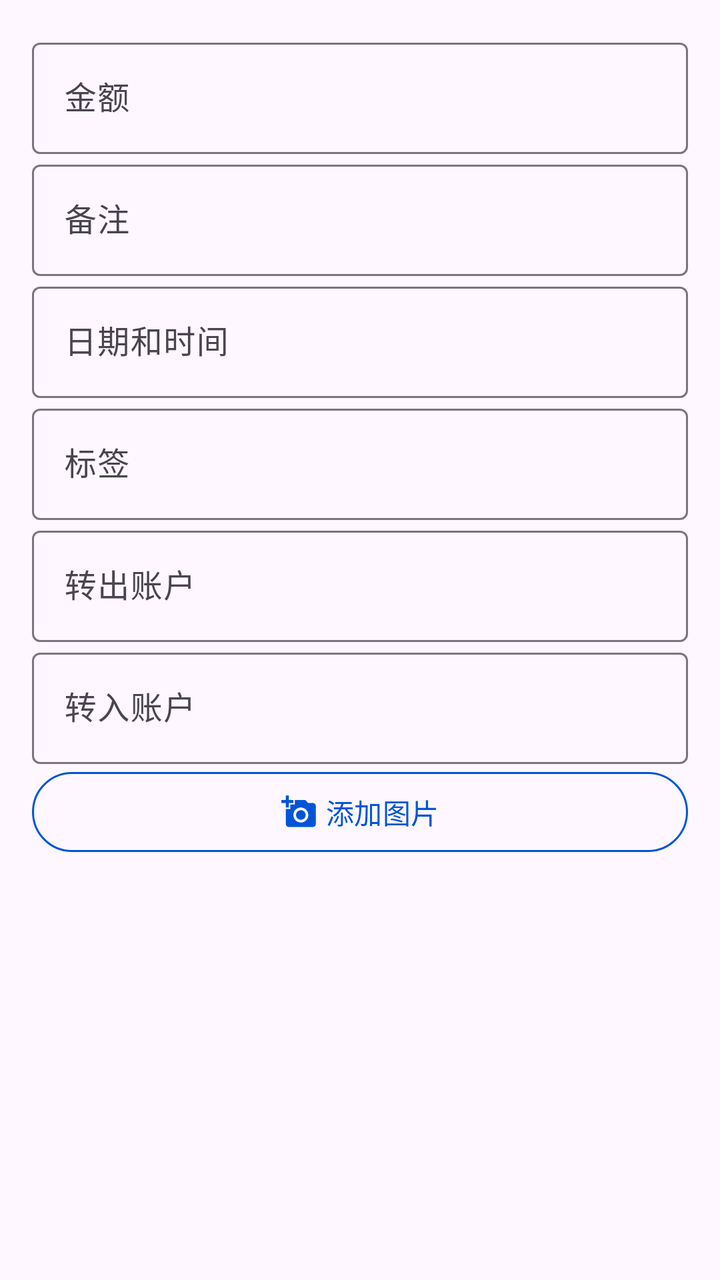
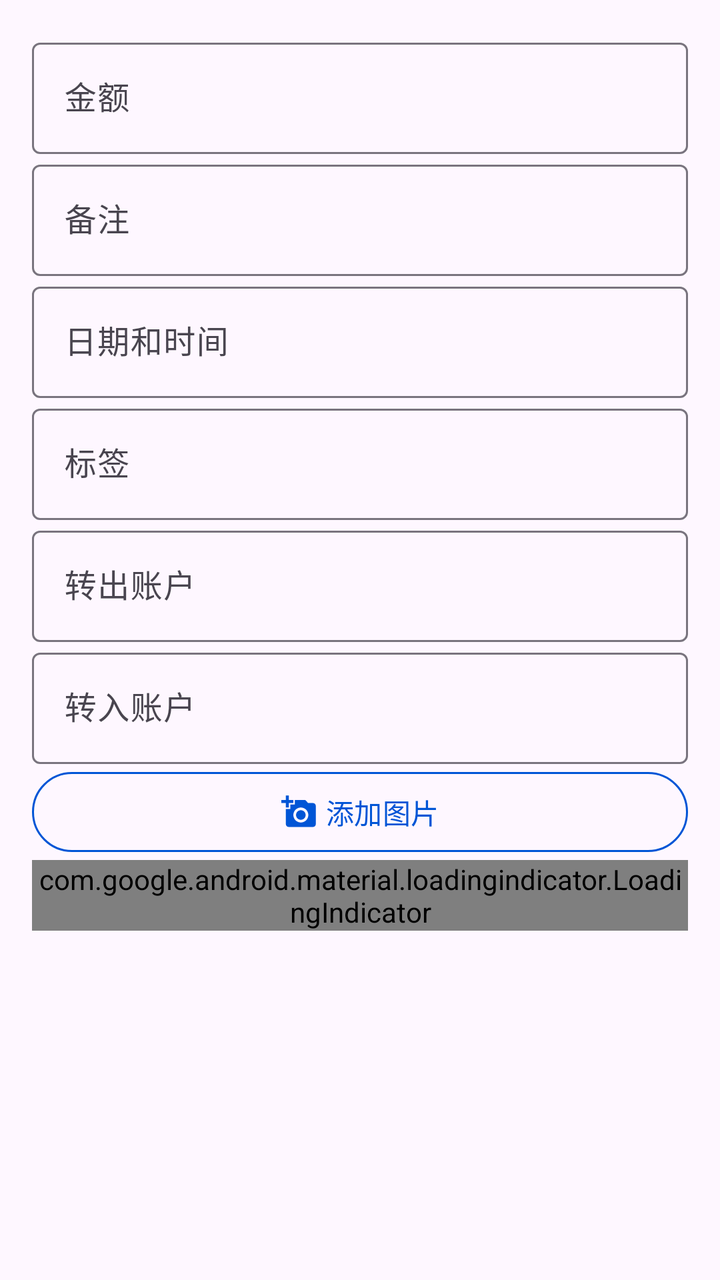

Before-and-after screenshots of an Android layout around one commit, followed by the original layout XML and the change that was made.
<!-- AndroidManifest.xml: application theme Theme.ManagerAssistant.Static -->
<!-- res/layout/fragment_transfer.xml -->
<?xml version="1.0" encoding="utf-8"?>
<androidx.core.widget.NestedScrollView xmlns:android="http://schemas.android.com/apk/res/android"
    xmlns:app="http://schemas.android.com/apk/res-auto"
    android:layout_width="match_parent"
    android:layout_height="match_parent"
    android:orientation="vertical"
    android:padding="16dp">

    <LinearLayout
        android:layout_width="match_parent"
        android:layout_height="wrap_content"
        android:orientation="vertical">

        <com.google.android.material.textfield.TextInputLayout
            android:id="@+id/amount_layout"
            android:layout_width="match_parent"
            android:layout_height="wrap_content"
            app:endIconDrawable="@drawable/baseline_clear_24"
            app:endIconMode="clear_text">

            <com.google.android.material.textfield.TextInputEditText
                android:id="@+id/amount_input"
                style="@style/UserInputEditTextStyle"
                android:layout_width="match_parent"
                android:layout_height="wrap_content"
                android:hint="@string/amount"
                android:inputType="numberDecimal" />
        </com.google.android.material.textfield.TextInputLayout>

        <com.google.android.material.textfield.TextInputLayout
            android:id="@+id/remark_layout"
            android:layout_width="match_parent"
            android:layout_height="wrap_content"
            android:hint="@string/remark"
            app:endIconDrawable="@drawable/baseline_clear_24"
            app:endIconMode="clear_text">

            <com.google.android.material.textfield.TextInputEditText
                android:id="@+id/remark_input"
                style="@style/UserInputEditTextStyle"
                android:layout_width="match_parent"
                android:layout_height="wrap_content"
                android:maxLength="20" />
        </com.google.android.material.textfield.TextInputLayout>

        <com.google.android.material.textfield.TextInputLayout
            android:id="@+id/datetime_layout"
            android:layout_width="match_parent"
            android:layout_height="wrap_content"
            android:hint="@string/date_time">

            <com.google.android.material.textfield.TextInputEditText
                android:id="@+id/datetime_input"
                style="@style/ClickableEditTextStyle"
                android:layout_width="match_parent"
                android:layout_height="wrap_content"
                android:focusable="false" />
        </com.google.android.material.textfield.TextInputLayout>

        <com.google.android.material.textfield.TextInputLayout
            android:id="@+id/running_account_tag_layout"
            android:layout_width="match_parent"
            android:layout_height="wrap_content"
            android:hint="@string/tag">

            <com.google.android.material.textfield.TextInputEditText
                android:id="@+id/running_account_tag_input"
                style="@style/ClickableEditTextStyle"
                android:layout_width="match_parent"
                android:layout_height="wrap_content" />
        </com.google.android.material.textfield.TextInputLayout>

        
        <com.google.android.material.textfield.TextInputLayout
            android:id="@+id/export_account_layout"
            android:layout_width="match_parent"
            android:layout_height="wrap_content"
            app:endIconDrawable="@drawable/baseline_clear_24"
            app:endIconMode="clear_text">

            <com.google.android.material.textfield.TextInputEditText
                android:id="@+id/export_account_input"
                style="@style/UserInputEditTextStyle"
                android:layout_width="match_parent"
                android:layout_height="wrap_content"
                android:hint="@string/export_account" />
        </com.google.android.material.textfield.TextInputLayout>

        <com.google.android.material.textfield.TextInputLayout
            android:id="@+id/import_account_layout"
            android:layout_width="match_parent"
            android:layout_height="wrap_content"
            app:endIconDrawable="@drawable/baseline_clear_24"
            app:endIconMode="clear_text">

            <com.google.android.material.textfield.TextInputEditText
                android:id="@+id/import_account_input"
                style="@style/UserInputEditTextStyle"
                android:layout_width="match_parent"
                android:layout_height="wrap_content"
                android:hint="@string/import_account" />
        </com.google.android.material.textfield.TextInputLayout>

        
        <LinearLayout
            android:layout_width="match_parent"
            android:layout_height="wrap_content"
            android:orientation="horizontal">

            <com.google.android.material.button.MaterialButton
                android:id="@+id/picture_add"
                style="@style/OutlinedBtnStyle"
                android:layout_width="0dp"
                android:layout_height="wrap_content"
                android:layout_marginStart="0dp"
                android:layout_marginEnd="0dp"
                android:layout_weight="1"
                android:text="@string/add_picture"
                app:icon="@drawable/baseline_add_a_photo_24"
                app:iconGravity="textStart" />

            <com.google.android.material.button.MaterialButton
                android:id="@+id/picture_delete_btn"
                android:layout_width="0dp"
                android:layout_height="wrap_content"
                android:layout_weight="1"
                android:text="@string/delete_picture"
                android:visibility="gone"
                app:icon="@drawable/baseline_delete_forever_24"
                app:iconGravity="textStart" />
        </LinearLayout>

        <androidx.recyclerview.widget.RecyclerView
            android:id="@+id/picture_recycler"
            android:layout_width="match_parent"
            android:layout_height="0dp"
            android:layout_weight="1"
            android:nestedScrollingEnabled="false" />
    </LinearLayout>
</androidx.core.widget.NestedScrollView>
<!-- resources referenced by this layout -->
<resources>
  <!-- drawable baseline_add_a_photo_24 (drawable) -->
  <vector xmlns:android="http://schemas.android.com/apk/res/android" android:height="24dp" android:tint="#000000" android:viewportHeight="24" android:viewportWidth="24" android:width="24dp">
        
      <path android:fillColor="@android:color/white" android:pathData="M3,4V1h2v3h3v2H5v3H3V6H0V4H3zM6,10V7h3V4h7l1.83,2H21c1.1,0 2,0.9 2,2v12c0,1.1 -0.9,2 -2,2H5c-1.1,0 -2,-0.9 -2,-2V10H6zM13,19c2.76,0 5,-2.24 5,-5s-2.24,-5 -5,-5s-5,2.24 -5,5S10.24,19 13,19zM9.8,14c0,1.77 1.43,3.2 3.2,3.2s3.2,-1.43 3.2,-3.2s-1.43,-3.2 -3.2,-3.2S9.8,12.23 9.8,14z"/>
      
  </vector>
  <!-- drawable baseline_clear_24 (drawable) -->
  <vector xmlns:android="http://schemas.android.com/apk/res/android" android:height="24dp" android:tint="#000000" android:viewportHeight="24" android:viewportWidth="24" android:width="24dp">
        
      <path android:fillColor="@android:color/white" android:pathData="M19,6.41L17.59,5 12,10.59 6.41,5 5,6.41 10.59,12 5,17.59 6.41,19 12,13.41 17.59,19 19,17.59 13.41,12z"/>
      
  </vector>
  <!-- drawable baseline_delete_forever_24 (drawable) -->
  <vector xmlns:android="http://schemas.android.com/apk/res/android" android:height="24dp" android:tint="#000000" android:viewportHeight="24" android:viewportWidth="24" android:width="24dp">
        
      <path android:fillColor="@android:color/white" android:pathData="M6,19c0,1.1 0.9,2 2,2h8c1.1,0 2,-0.9 2,-2L18,7L6,7v12zM8.46,11.88l1.41,-1.41L12,12.59l2.12,-2.12 1.41,1.41L13.41,14l2.12,2.12 -1.41,1.41L12,15.41l-2.12,2.12 -1.41,-1.41L10.59,14l-2.13,-2.12zM15.5,4l-1,-1h-5l-1,1L5,4v2h14L19,4z"/>
      
  </vector>
  <string name="add_picture">添加图片</string>
  <string name="amount">金额</string>
  <string name="date_time">日期和时间</string>
  <string name="delete_picture">删除图片</string>
  <string name="export_account">转出账户</string>
  <string name="import_account">转入账户</string>
  <string name="remark">备注</string>
  <string name="tag">标签</string>
  <style name="ClickableEditTextStyle" parent="Widget.Material3.TextInputEditText.OutlinedBox">
          <item name="android:inputType">text</item>
          <item name="android:focusable">false</item>
          <item name="android:clickable">true</item>
          <item name="android:textColorHighlight">?attr/colorControlHighlight</item>
      </style>
  <style name="OutlinedBtnStyle" parent="Widget.Material3.Button.OutlinedButton">
          <item name="android:textColor">?attr/colorPrimary</item>
          <item name="strokeColor">?attr/colorPrimary</item>
          <item name="strokeWidth">1dp</item>
          <item name="android:layout_marginStart">10dp</item>
          <item name="android:layout_marginEnd">10dp</item>
      </style>
  <style name="UserInputEditTextStyle" parent="Widget.Material3.TextInputEditText.OutlinedBox">
          <item name="android:inputType">text</item>
          <item name="android:textColorHighlight">?attr/colorSurfaceVariant</item>
          <item name="android:maxLength">20</item>
      </style>
  <color name="color_primary">#0055d6</color>
  <color name="color_on_primary">#ffffff</color>
  <color name="color_primary_container">#d8e1fe</color>
  <color name="color_secondary_container">#e0e1ff</color>
  <color name="color_surface">#faf9ff</color>
  <color name="color_surface_container">#ebedfa</color>
  <color name="color_surface_container_low">#edeffc</color>
  <style name="ToolBarStyle" parent="Widget.Material3.Toolbar">
          <item name="android:backgroundTint">?attr/colorSurface</item>
          <item name="navigationIconTint">?attr/colorPrimary</item>
          <item name="contentInsetStart">10dp</item>
          <item name="titleTextAppearance">@style/TitleStyle</item>
      </style>
  <style name="TitleStyle">
          <item name="android:textSize">23sp</item>
      </style>
  <!-- unchanged entries left out for length: 1 -->
</resources>

<!-- the commit's change to res/layout/fragment_transfer.xml (unified diff, before → after) -->
@@ -130,6 +130,12 @@
                 app:iconGravity="textStart" />
         </LinearLayout>
 
+        <com.google.android.material.loadingindicator.LoadingIndicator
+            android:id="@+id/loading_indicator"
+            android:layout_width="wrap_content"
+            android:layout_height="wrap_content"
+            android:layout_gravity="center_horizontal" />
+
         <androidx.recyclerview.widget.RecyclerView
             android:id="@+id/picture_recycler"
             android:layout_width="match_parent"
